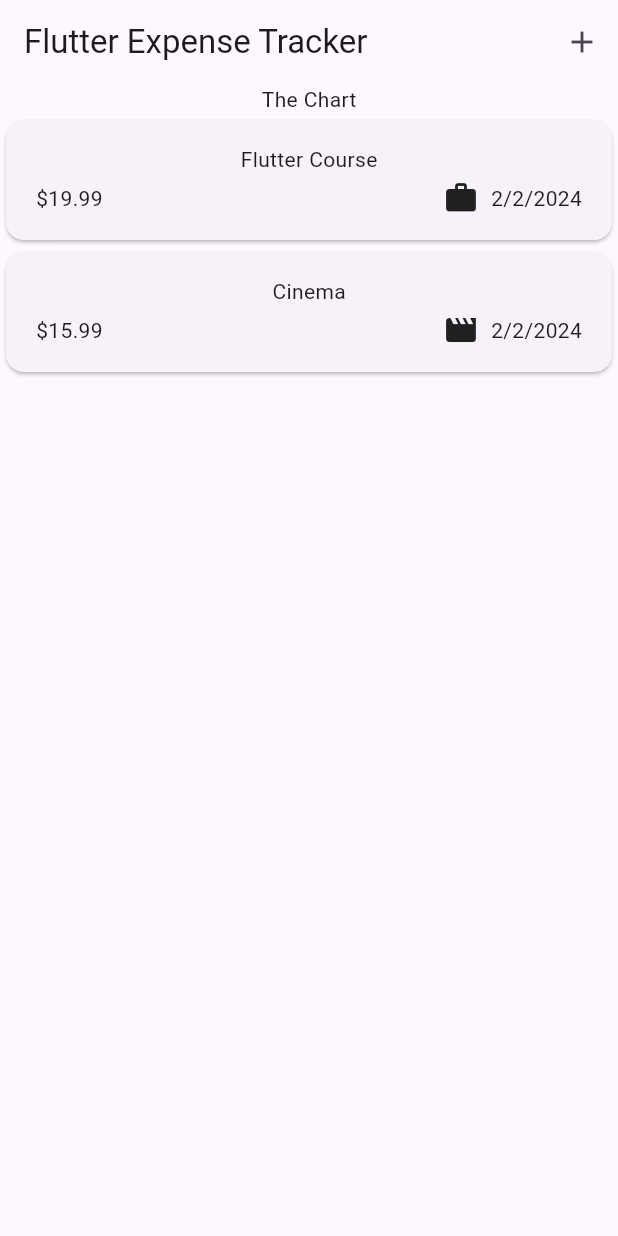
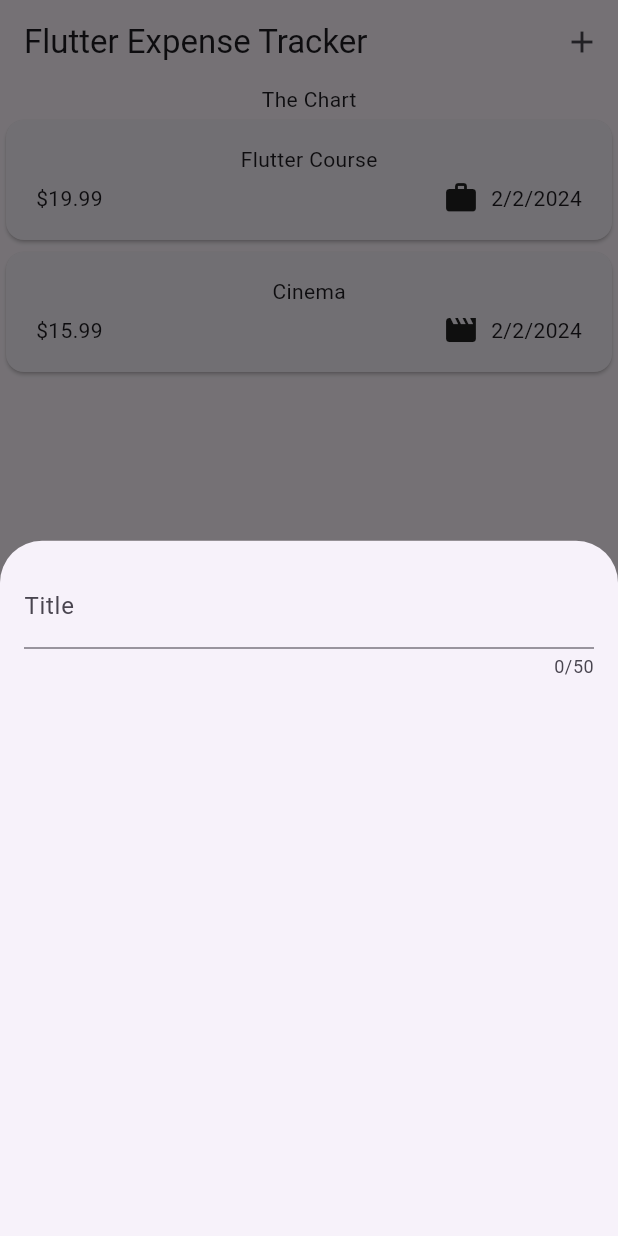
Before and after one commit to spere200/flutter-expense-tracker, a Flutter app: the screen it shows after launch, after a tap on the "add" icon, on a phone screen of 412 x 824 dp. Run offline on Flutter 3.47's test engine with Material 3 defaults, Android fonts, the phone set to English and light mode, and no system bars.

Commit message:
Added an IconButton to the AppBar The newly added button opens a modal to enter the new expense.

```diff
--- a/lib/widgets/expenses.dart
+++ b/lib/widgets/expenses.dart
@@ -1,3 +1,4 @@
+import 'package:expense_tracker/widgets/new_expense.dart';
 import 'package:flutter/material.dart';
 
 import 'package:expense_tracker/widgets/expenses_list/expenses_list.dart';
@@ -13,8 +14,9 @@ class Expenses extends StatefulWidget {
 }
 
 class _ExpensesState extends State<Expenses> {
-  void _openAddExpenseOverlay(){
-
+  void _openAddExpenseOverlay() {
+    showModalBottomSheet(
+        context: context, builder: (ctx) => const NewExpense());
   }
 
   final List<Expense> _registeredExpenses = [
@@ -28,7 +30,8 @@ class _ExpensesState extends State<Expenses> {
       appBar: AppBar(
         title: const Text("Flutter Expense Tracker"),
         actions: [
-          IconButton(onPressed: _openAddExpenseOverlay, icon: const Icon(Icons.add)),
+          IconButton(
+              onPressed: _openAddExpenseOverlay, icon: const Icon(Icons.add)),
         ],
       ),
       body: Column(
--- /dev/null
+++ b/lib/widgets/new_expense.dart
@@ -0,0 +1,29 @@
+import 'package:flutter/material.dart';
+
+class NewExpense extends StatefulWidget {
+  const NewExpense({super.key});
+
+  @override
+  State<NewExpense> createState() {
+    return _NewExpenseState();
+  }
+}
+
+class _NewExpenseState extends State<NewExpense> {
+  @override
+  Widget build(BuildContext context) {
+    return const Padding(
+      padding: EdgeInsets.all(16),
+      child: Column(
+        children: [
+          TextField(
+            maxLength: 50,
+            decoration: InputDecoration(
+              label: Text("Title"),
+            ),
+          ),
+        ],
+      ),
+    );
+  }
+}
```
